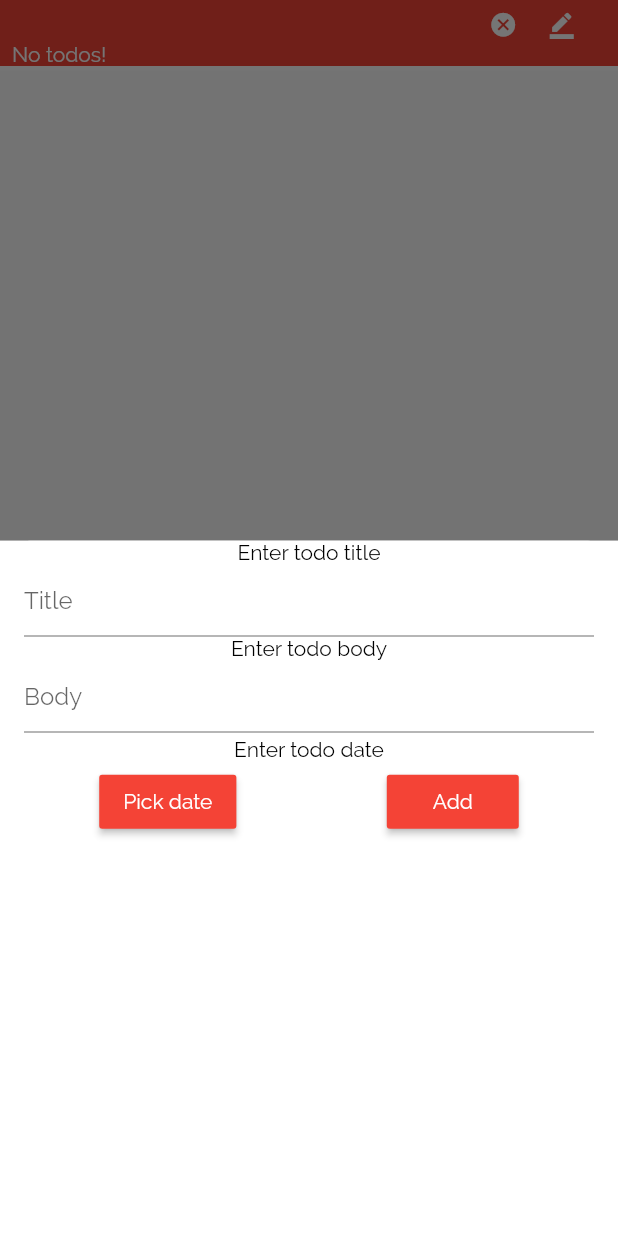
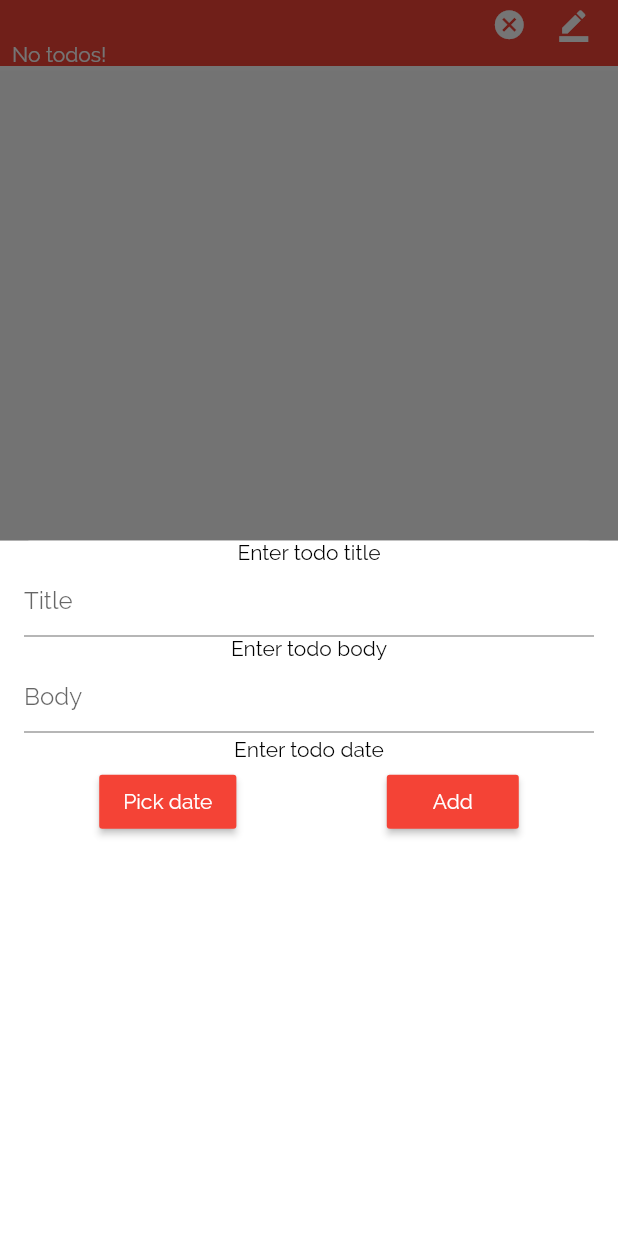
Before and after one commit to DbilPL/todo_app, a Flutter app: the TodoGroupView widget shown alone on an empty page, opened directly with empty values, after a tap on the "border color" icon, on a phone screen of 412 x 824 dp. Run offline on Flutter 3.47's test engine with Material 2 defaults, Android fonts, the phone set to English and light mode, and no system bars; our stand-ins replace bloc, cloud_firestore, dartz, data_connection_checker, equatable, firebase_auth and 6 more; accounts and stored records are empty.

Commit message:
Completely fixed....

```diff
--- a/lib/features/todo/presentation/bloc/todo_event.dart
+++ b/lib/features/todo/presentation/bloc/todo_event.dart
@@ -192,6 +192,17 @@ class ReorderListLocal extends TodoEvent {
   List<Object> get props => [list, oldIndex, newIndex];
 }
 
+class ReorderListRemote extends TodoEvent {
+  final List<TODOGroupModel> list;
+  final int oldIndex, newIndex;
+  final String uid;
+  ReorderListRemote(this.list, this.oldIndex, this.newIndex, this.uid)
+      : super(list);
+
+  @override
+  List<Object> get props => [list, oldIndex, newIndex];
+}
+
 class AddTodoGroupLocal extends TodoEvent {
   final String title;
   final List<TODOGroupModel> prevList;
--- a/lib/features/todo/presentation/bloc/todo_state.dart
+++ b/lib/features/todo/presentation/bloc/todo_state.dart
@@ -12,6 +12,16 @@ class FailureTodoState extends TodoState {
   final List<TODOGroupModel> list;
 
   FailureTodoState(this.error, this.list) : super(list);
+
+  @override
+  List<Object> get props => [error];
+}
+
+class FailureTodoStateInitial extends TodoState {
+  final String error;
+  final List<TODOGroupModel> list;
+
+  FailureTodoStateInitial(this.error, this.list) : super(list);
 
   @override
   List<Object> get props => [error];
--- a/lib/features/todo/presentation/widgets/todo_group_view.dart
+++ b/lib/features/todo/presentation/widgets/todo_group_view.dart
@@ -23,11 +23,10 @@ class _TodoGroupViewState extends State<TodoGroupView> {
 
   @override
   void initState() {
-    ids = List(widget.todos.todoList.length);
-
-    for (int i = 0; i < widget.todos.todoList.length; i++) {
-      ids[i] = widget.todos.uniqueID + i;
-    }
+    ids = List.generate(widget.todos.todoList.length, (index) {
+      print(widget.todos.todoList[index].title);
+      return widget.todos.uniqueID + (index);
+    });
     super.initState();
   }
 
@@ -97,7 +96,7 @@ class _TodoGroupViewState extends State<TodoGroupView> {
                         child: Icon(
                           Icons.cancel,
                           color: Theme.of(context).backgroundColor,
-                          size: 19,
+                          size: 23,
                         ),
                       ),
                       SizedBox(
@@ -119,11 +118,11 @@ class _TodoGroupViewState extends State<TodoGroupView> {
                         child: Icon(
                           Icons.border_color,
                           color: Theme.of(context).backgroundColor,
-                          size: 19,
+                          size: 23,
                         ),
                       ),
                       SizedBox(
-                        width: 20,
+                        width: 10,
                       ),
                     ],
                   ),
@@ -131,7 +130,7 @@ class _TodoGroupViewState extends State<TodoGroupView> {
               ],
             ),
           ]..addAll(
-              widget.todos.todoList.length != 0
+              widget.todos.todoList.length > 0
                   ? Iterable.generate(widget.todos.todoList.length, (index) {
                       return Padding(
                         padding: const EdgeInsets.only(bottom: 4.0, top: 4.0),
```
Also changed, not shown: lib/features/todo/presentation/bloc/todo_bloc.dart (+29 -2 lines), lib/features/todo/presentation/pages/todo_tile_view_page.dart (+2 -8 lines), lib/features/todo/presentation/widgets/todo_list.dart (+6 -2 lines), lib/features/todo/presentation/widgets/todo_tile.dart (+2 -32 lines).
